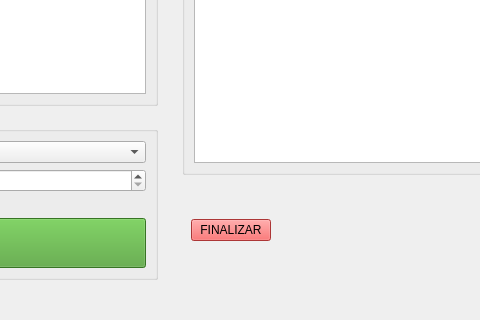
Qt form tienda.ui (andrewrv43/P959-TIENDA) before a commit; both pictures show x 292 to 772 and y 196 to 516 of the 924 by 516 pixel window.
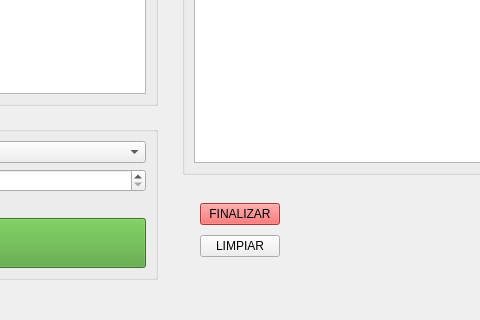
The same form after that commit.

Patch:
```diff
--- a/tienda.ui
+++ b/tienda.ui
@@ -198,6 +198,9 @@
         <widget class="QWidget" name="widget_3" native="true">
          <layout class="QHBoxLayout" name="horizontalLayout_2">
           <item>
+           <widget class="QWidget" name="widget_5" native="true">
+            <layout class="QVBoxLayout" name="verticalLayout_4">
+             <item>
            <widget class="QPushButton" name="pushButton">
             <property name="styleSheet">
              <string notr="true">background-color: rgb(241, 75, 75);</string>
@@ -205,6 +208,16 @@
             <property name="text">
              <string>FINALIZAR</string>
             </property>
+              </widget>
+             </item>
+             <item>
+              <widget class="QPushButton" name="pushButton_2">
+               <property name="text">
+                <string>LIMPIAR</string>
+               </property>
+              </widget>
+             </item>
+            </layout>
            </widget>
           </item>
           <item>
```
Lines whose indentation alone changed are shown as unchanged.
